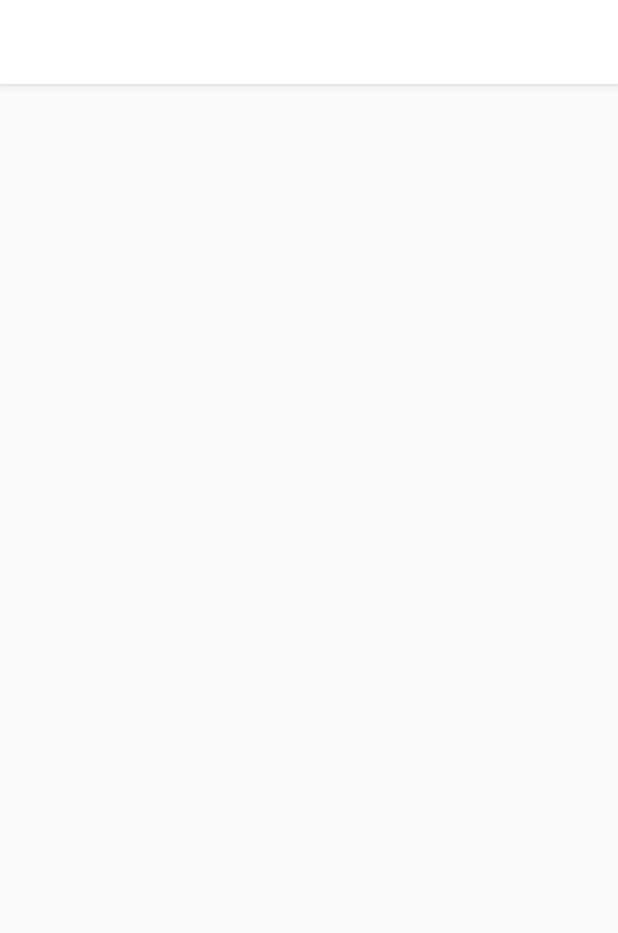
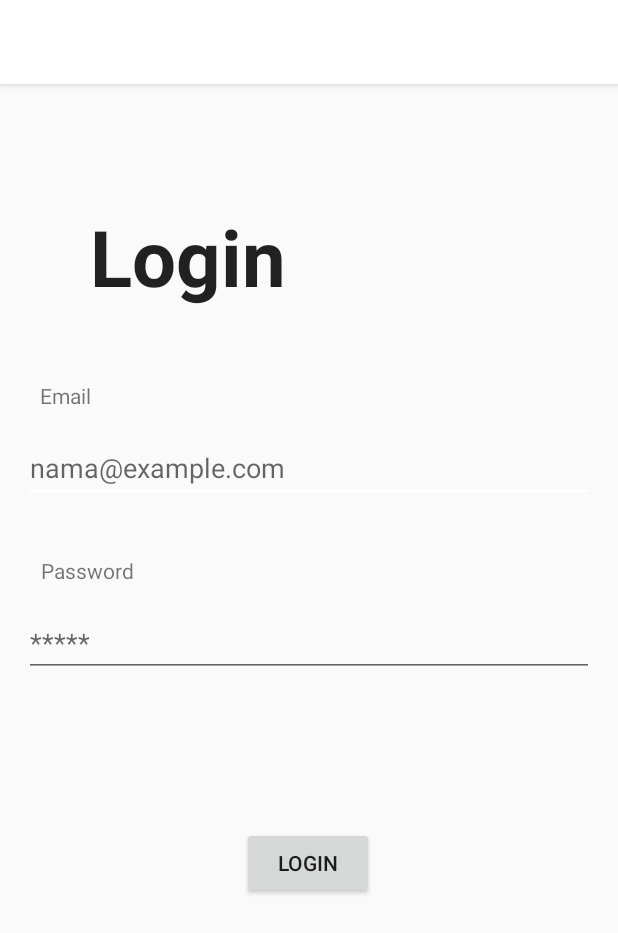
Before and after one commit to Azizalfauzi/Warehouse-Helper, an Android app: the LoginActivity screen opened directly, with no data from a screen before it, on a phone screen of 412 x 824 dp. Shown: the top 933 px of the screen. Run offline under Robolectric (Android 15) with nearby library versions, the phone set to English and light mode, and no system bars.

Commit message:
Menambahkan memasukan layout sign dan login

```diff
--- a/app/src/main/AndroidManifest.xml
+++ b/app/src/main/AndroidManifest.xml
@@ -9,8 +9,8 @@
         android:roundIcon="@mipmap/ic_launcher_round"
         android:supportsRtl="true"
         android:theme="@style/AppTheme">
-        <activity android:name=".SignUpActivity"></activity>
-        <activity android:name=".LoginActivity" />
+        <activity android:name=".autentifikasi.SignUpActivity"></activity>
+        <activity android:name=".autentifikasi.LoginActivity" />
         <activity android:name=".MainActivity">
             <intent-filter>
                 <action android:name="android.intent.action.MAIN" />
--- a/app/src/main/java/org/d3ifcool/warehousehelper/SignUpActivity.kt
+++ b/app/src/main/java/org/d3ifcool/warehousehelper/autentifikasi/LoginActivity.kt
@@ -1,12 +1,13 @@
-package org.d3ifcool.warehousehelper
+package org.d3ifcool.warehousehelper.autentifikasi
 
 import androidx.appcompat.app.AppCompatActivity
 import android.os.Bundle
+import org.d3ifcool.warehousehelper.R
 
-class SignUpActivity : AppCompatActivity() {
+class LoginActivity : AppCompatActivity() {
 
     override fun onCreate(savedInstanceState: Bundle?) {
         super.onCreate(savedInstanceState)
-        setContentView(R.layout.activity_sign_up)
+        setContentView(R.layout.activity_login)
     }
 }
--- a/app/src/main/java/org/d3ifcool/warehousehelper/LoginActivity.kt
+++ b/app/src/main/java/org/d3ifcool/warehousehelper/autentifikasi/SignUpActivity.kt
@@ -1,12 +1,13 @@
-package org.d3ifcool.warehousehelper
+package org.d3ifcool.warehousehelper.autentifikasi
 
 import androidx.appcompat.app.AppCompatActivity
 import android.os.Bundle
+import org.d3ifcool.warehousehelper.R
 
-class LoginActivity : AppCompatActivity() {
+class SignUpActivity : AppCompatActivity() {
 
     override fun onCreate(savedInstanceState: Bundle?) {
         super.onCreate(savedInstanceState)
-        setContentView(R.layout.activity_login)
+        setContentView(R.layout.activity_sign_up)
     }
 }
--- a/app/src/main/java/org/d3ifcool/warehousehelper/boading/OnboardingTiga.kt
+++ b/app/src/main/java/org/d3ifcool/warehousehelper/boading/OnboardingTiga.kt
@@ -5,7 +5,9 @@ import androidx.fragment.app.Fragment
 import android.view.LayoutInflater
 import android.view.View
 import android.view.ViewGroup
+import androidx.databinding.DataBindingUtil
 import org.d3ifcool.warehousehelper.R
+import org.d3ifcool.warehousehelper.databinding.FragmentOnboardingTigaBinding
 
 /**
  * A simple [Fragment] subclass.
@@ -17,7 +19,14 @@ class OnboardingTiga : Fragment() {
         savedInstanceState: Bundle?
     ): View? {
         // Inflate the layout for this fragment
-        return inflater.inflate(R.layout.fragment_onboarding_tiga, container, false)
+        val binding = DataBindingUtil.inflate<FragmentOnboardingTigaBinding>(
+            inflater,
+            R.layout.fragment_onboarding_tiga,
+            container,
+            false
+        )
+
+        return binding.root
     }
 
 }
--- a/app/src/main/res/layout/activity_login.xml
+++ b/app/src/main/res/layout/activity_login.xml
@@ -2,8 +2,94 @@
 <androidx.constraintlayout.widget.ConstraintLayout xmlns:android="http://schemas.android.com/apk/res/android"
     xmlns:app="http://schemas.android.com/apk/res-auto"
     xmlns:tools="http://schemas.android.com/tools"
+    android:id="@+id/relativeLayout"
     android:layout_width="match_parent"
     android:layout_height="match_parent"
-    tools:context=".LoginActivity">
+    tools:context=".MainActivity">
+
+
+    <TextView
+        android:id="@+id/tv_login"
+        android:layout_width="wrap_content"
+        android:layout_height="wrap_content"
+        android:layout_marginStart="16dp"
+        android:layout_marginTop="80dp"
+        android:layout_marginEnd="16dp"
+        android:text="@string/tvlogin"
+        android:textAppearance="@style/TextAppearance.AppCompat.Large"
+        android:textSize="52sp"
+        android:textStyle="bold"
+        app:layout_constraintEnd_toEndOf="parent"
+        app:layout_constraintHorizontal_bias="0.177"
+        app:layout_constraintStart_toStartOf="parent"
+        app:layout_constraintTop_toTopOf="parent" />
+
+    <TextView
+        android:id="@+id/tv_emaillreg"
+        android:layout_width="wrap_content"
+        android:layout_height="wrap_content"
+        android:layout_marginStart="16dp"
+        android:layout_marginTop="48dp"
+        android:layout_marginEnd="16dp"
+        android:text="@string/tvemail"
+        app:layout_constraintEnd_toEndOf="parent"
+        app:layout_constraintHorizontal_bias="0.031"
+        app:layout_constraintStart_toStartOf="parent"
+        app:layout_constraintTop_toBottomOf="@+id/tv_login" />
+
+    <EditText
+        android:id="@+id/edit_email"
+        android:layout_width="0dp"
+        android:layout_height="wrap_content"
+        android:layout_marginStart="16dp"
+        android:layout_marginTop="16dp"
+        android:layout_marginEnd="16dp"
+        android:autofillHints=""
+        android:ems="10"
+        android:hint="nama@example.com"
+        android:inputType="textEmailAddress"
+        app:layout_constraintEnd_toEndOf="parent"
+        app:layout_constraintStart_toStartOf="parent"
+        app:layout_constraintTop_toBottomOf="@+id/tv_emaillreg" />
+
+    <TextView
+        android:id="@+id/tv_passlog"
+        android:layout_width="wrap_content"
+        android:layout_height="wrap_content"
+        android:layout_marginTop="36dp"
+        android:layout_marginEnd="16dp"
+        android:text="@string/tvpasswordlog"
+        app:layout_constraintEnd_toEndOf="parent"
+        app:layout_constraintHorizontal_bias="0.081"
+        app:layout_constraintStart_toStartOf="parent"
+        app:layout_constraintTop_toBottomOf="@+id/edit_email" />
+
+    <EditText
+        android:id="@+id/edit_pass"
+        android:layout_width="0dp"
+        android:layout_height="wrap_content"
+        android:layout_marginStart="16dp"
+        android:layout_marginTop="16dp"
+        android:layout_marginEnd="16dp"
+        android:autofillHints=""
+        android:ems="10"
+        android:hint="*****"
+        android:inputType="textPassword"
+        app:layout_constraintEnd_toEndOf="parent"
+        app:layout_constraintStart_toStartOf="parent"
+        app:layout_constraintTop_toBottomOf="@+id/tv_passlog" />
+
+    <Button
+        android:id="@+id/btnlogin"
+        android:layout_width="wrap_content"
+        android:layout_height="wrap_content"
+        android:layout_marginStart="16dp"
+        android:layout_marginTop="100dp"
+        android:layout_marginEnd="16dp"
+        android:text="@string/btn_login"
+        app:layout_constraintEnd_toEndOf="@+id/edit_pass"
+        app:layout_constraintHorizontal_bias="0.498"
+        app:layout_constraintStart_toStartOf="@+id/edit_pass"
+        app:layout_constraintTop_toBottomOf="@+id/edit_pass" />
 
 </androidx.constraintlayout.widget.ConstraintLayout>
--- a/app/src/main/res/values/strings.xml
+++ b/app/src/main/res/values/strings.xml
@@ -10,4 +10,13 @@
     <string name="memudahkan_petugas_logistik_untuk_melakukan_pencarian_barang">Memudahkan Petugas Logistik untuk melakukan pencarian barang</string>
     <string name="Keluar">Keluar Barang</string>
     <string name="btn_keluar">NEXT</string>
+    <string name="tvlogin">Login</string>
+    <string name="tvemail">Email</string>
+    <string name="tvpasswordlog">Password</string>
+    <string name="btn_login">Login</string>
+    <string name="regnama">Nama</string>
+    <string name="register">Register</string>
+    <string name="regpassword">Password</string>
+    <string name="btn_register">Register</string>
+    <string name="email">Email</string>
 </resources>
```
